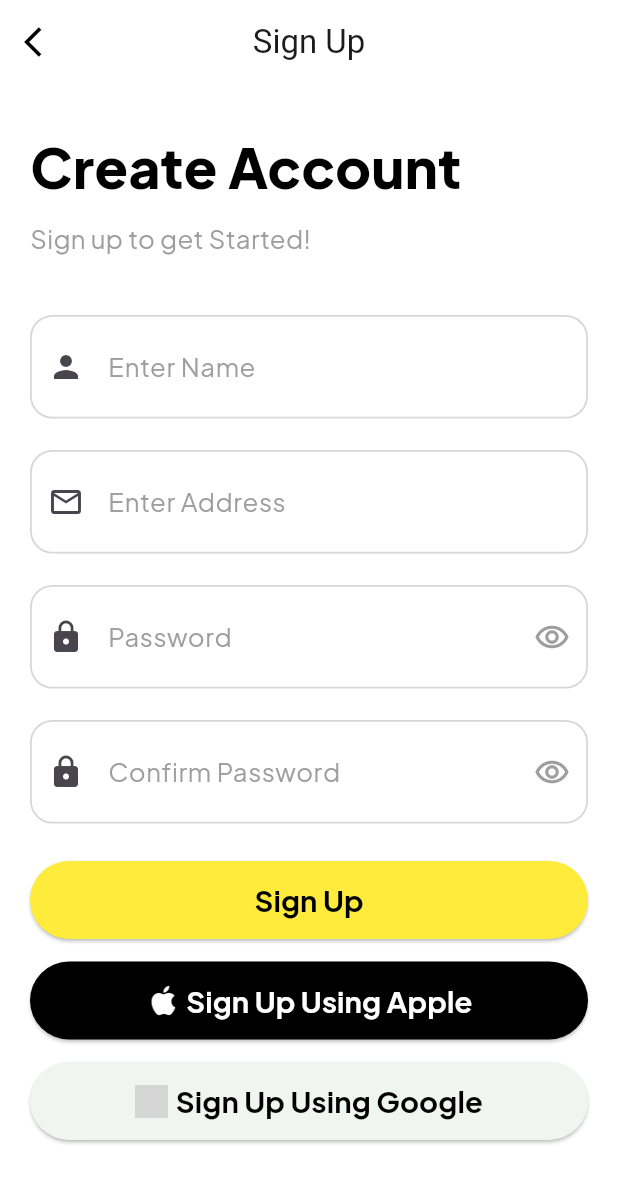
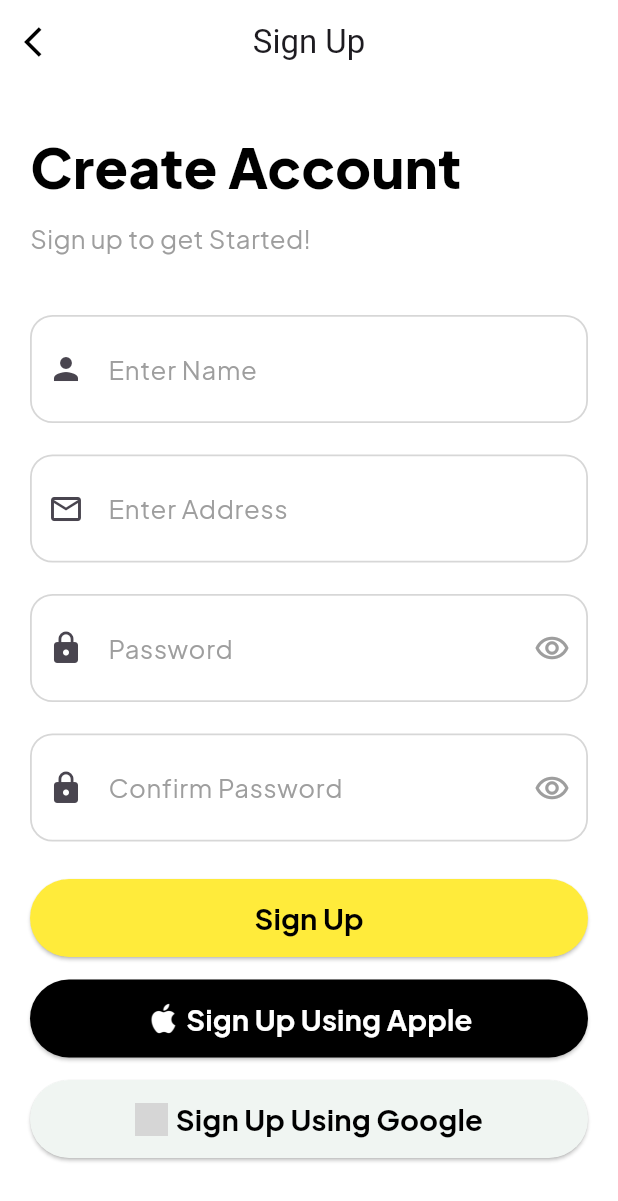
Before and after one commit to HalimWagih66/task-management-app, a Flutter app: the SignUpView screen opened by its route, on a phone screen of 412 x 824 dp. Shown: the top 1201 px of the screen. Run offline on Flutter 3.47's test engine with Material 3 defaults, Android fonts, the phone set to English and light mode, and no system bars; our stand-ins replace awesome_dialog, flutter_screenutil, go_router, google_fonts, hive, hive_flutter; accounts and stored records are empty; grey boxes are pictures that could not be loaded.

Commit message:
edit in TextFormField in style

```diff
--- a/lib/core/utils/widgets/TextFormField/custom_form_field.dart
+++ b/lib/core/utils/widgets/TextFormField/custom_form_field.dart
@@ -63,7 +63,7 @@ class CustomTextFormField extends StatelessWidget {
           initialValue: initialValue,
 
           minLines: minLines,
-          style: Theme.of(context).textTheme.bodySmall?.copyWith(decorationThickness: 0),
+          style: textThemeApp.font13PrimaryRegular,
           decoration: InputDecoration(
             errorStyle: const TextStyle(
               color: Colors.red,
```
Also changed, not shown: lib/features/sign_up/presentation/view/widgets/custom_elevated_button_in_auth.dart (+12 -4 lines).
